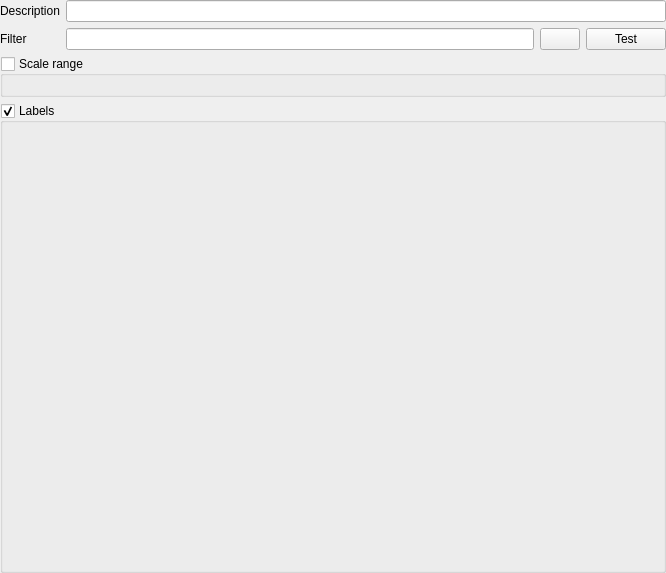
The window that src/ui/qgslabelingrulepropswidget.ui (qgis/QGIS) describes before a commit, drawn with Qt 5.
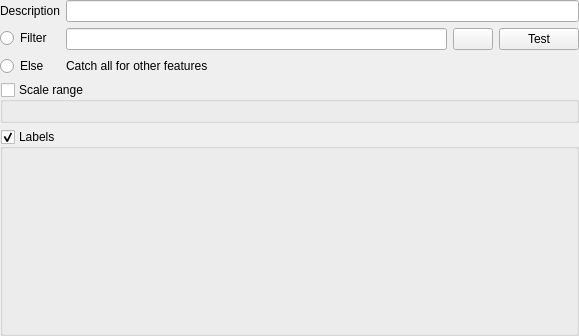
The same window after the commit. Icons and pictures are not drawn. Custom widgets are drawn as their Qt base class.

Commit message: [needs-docs] Add else rule UI option in rule based widget

The edit to the form file:
```diff
--- a/src/ui/qgslabelingrulepropswidget.ui
+++ b/src/ui/qgslabelingrulepropswidget.ui
@@ -6,8 +6,8 @@
    <rect>
     <x>0</x>
     <y>0</y>
-    <width>666</width>
-    <height>573</height>
+    <width>579</width>
+    <height>336</height>
    </rect>
   </property>
   <property name="windowTitle">
@@ -39,8 +39,8 @@
        <rect>
         <x>0</x>
         <y>0</y>
-        <width>666</width>
-        <height>573</height>
+        <width>579</width>
+        <height>336</height>
        </rect>
       </property>
       <layout class="QVBoxLayout" name="verticalLayout_2">
@@ -72,14 +72,41 @@
           <widget class="QLineEdit" name="editDescription"/>
          </item>
          <item row="1" column="0">
-          <widget class="QLabel" name="label_5">
+          <widget class="QRadioButton" name="mFilterRadio">
            <property name="text">
             <string>Filter</string>
            </property>
           </widget>
          </item>
+         <item row="2" column="0">
+          <widget class="QRadioButton" name="mElseRadio">
+           <property name="text">
+            <string>Else</string>
+           </property>
+          </widget>
+         </item>
+         <item row="2" column="1">
+          <widget class="QLabel" name="label">
+           <property name="text">
+            <string>Catch all for other features</string>
+           </property>
+          </widget>
+         </item>
          <item row="1" column="1">
+          <widget class="QFrame" name="filterFrame">
           <layout class="QHBoxLayout" name="horizontalLayout">
+            <property name="leftMargin">
+             <number>0</number>
+            </property>
+            <property name="topMargin">
+             <number>0</number>
+            </property>
+            <property name="rightMargin">
+             <number>0</number>
+            </property>
+            <property name="bottomMargin">
+             <number>0</number>
+            </property>
            <item>
             <widget class="QLineEdit" name="editFilter"/>
            </item>
@@ -105,6 +132,7 @@
             </widget>
            </item>
           </layout>
+          </widget>
          </item>
         </layout>
        </item>
@@ -156,17 +184,17 @@
   </layout>
  </widget>
  <customwidgets>
+  <customwidget>
+   <class>QgsScaleRangeWidget</class>
+   <extends>QWidget</extends>
+   <header>qgsscalerangewidget.h</header>
+  </customwidget>
   <customwidget>
    <class>QgsScrollArea</class>
    <extends>QScrollArea</extends>
    <header>qgsscrollarea.h</header>
    <container>1</container>
   </customwidget>
-  <customwidget>
-   <class>QgsScaleRangeWidget</class>
-   <extends>QWidget</extends>
-   <header>qgsscalerangewidget.h</header>
-  </customwidget>
  </customwidgets>
  <tabstops>
   <tabstop>scrollArea</tabstop>
```
Left out of the diff: 4 changed lines with no effect on the pictures. Lines whose indentation alone changed are shown as unchanged. The commit also changes 3 other files.
